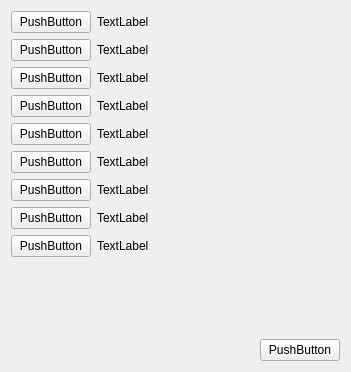
The window that mainwindow.ui (Valeryn4/PRun) describes before a commit, drawn with Qt 5.
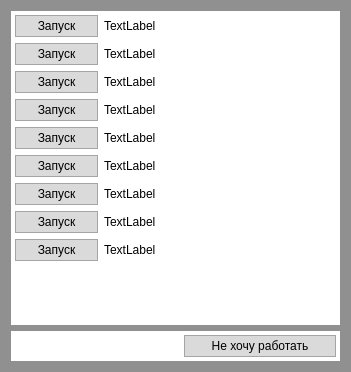
The same window after the commit.

The edit to the form file:
```diff
--- a/mainwindow.ui
+++ b/mainwindow.ui
@@ -13,10 +13,27 @@
   <property name="windowTitle">
    <string>MainWindow</string>
   </property>
+  <property name="styleSheet">
+   <string notr="true">background-color: rgb(144, 144, 144);</string>
+  </property>
   <widget class="QWidget" name="centralWidget">
    <layout class="QGridLayout" name="gridLayout">
     <item row="2" column="0" colspan="2">
+     <widget class="QFrame" name="frame_2">
+      <property name="styleSheet">
+       <string notr="true">background-color: rgb(255, 255, 255); 
+</string>
+      </property>
      <layout class="QHBoxLayout" name="horizontalLayout">
+       <property name="topMargin">
+        <number>4</number>
+       </property>
+       <property name="rightMargin">
+        <number>4</number>
+       </property>
+       <property name="bottomMargin">
+        <number>4</number>
+       </property>
       <item>
        <spacer name="horizontalSpacer">
         <property name="orientation">
@@ -31,20 +48,95 @@
        </spacer>
       </item>
       <item>
-       <widget class="QPushButton" name="pushButton">
+        <widget class="QPushButton" name="pushButton_0">
+         <property name="styleSheet">
+          <string notr="true">
+QPushButton {
+	background-color: rgb(218, 218, 218);
+	border-radius: 0px;
+	border: 1px solid;
+	border-color: rgb(165, 165, 165);
+	padding-top: 3px;
+	padding-bottom: 3px;
+	width: 150px;
+}
+
+QPushButton:hover {
+	
+	background-color: rgb(115, 115, 115);
+	color: rgb(255, 255, 255);
+	border-color: rgb(12, 137, 140);
+
+}
+
+QPushButton:pressed {
+	
+	color: rgb(216, 60, 60);
+	color: rgb(242, 121, 121);
+
+}</string>
+         </property>
         <property name="text">
-         <string>PushButton</string>
+          <string>Не хочу работать</string>
         </property>
        </widget>
       </item>
      </layout>
+     </widget>
     </item>
-    <item row="0" column="0">
+    <item row="0" column="0" colspan="2">
+     <widget class="QFrame" name="frame_1">
+      <property name="styleSheet">
+       <string notr="true">QFrame { 
+	background-color: rgb(255, 255, 255);
+ }
+
+QPushButton {
+	background-color: rgb(218, 218, 218);
+	border-radius: 0px;
+	border: 1px solid;
+	border-color: rgb(165, 165, 165);
+	padding: 3px;
+	width: 75px;
+}
+
+QPushButton:hover {
+	
+	background-color: rgb(115, 115, 115);
+	color: rgb(255, 255, 255);
+	border-color: rgb(12, 137, 140);
+
+}
+
+QPushButton:pressed {
+	
+	color: rgb(216, 60, 60);
+	color: rgb(242, 121, 121);
+
+}
+
+QPushButton:focus {
+
+
+}</string>
+      </property>
+      <property name="lineWidth">
+       <number>0</number>
+      </property>
      <layout class="QGridLayout" name="gridLayout_2">
+       <property name="leftMargin">
+        <number>4</number>
+       </property>
+       <property name="topMargin">
+        <number>4</number>
+       </property>
+       <property name="rightMargin">
+        <number>1</number>
+       </property>
       <item row="8" column="0">
        <widget class="QPushButton" name="pushButton_18">
         <property name="text">
-         <string>PushButton</string>
+          <string>Запуск</string>
         </property>
        </widget>
       </item>
@@ -56,58 +148,61 @@
        </widget>
       </item>
       <item row="2" column="0">
-       <widget class="QPushButton" name="pushButton_5">
+        <widget class="QPushButton" name="pushButton_3">
         <property name="text">
-         <string>PushButton</string>
+          <string>Запуск</string>
         </property>
        </widget>
       </item>
       <item row="3" column="0">
-       <widget class="QPushButton" name="pushButton_6">
-        <property name="text">
-         <string>PushButton</string>
-        </property>
-       </widget>
-      </item>
-      <item row="4" column="0">
-       <widget class="QPushButton" name="pushButton_10">
-        <property name="text">
-         <string>PushButton</string>
-        </property>
-       </widget>
-      </item>
-      <item row="0" column="0">
        <widget class="QPushButton" name="pushButton_4">
         <property name="text">
-         <string>PushButton</string>
+          <string>Запуск</string>
+         </property>
+        </widget>
+       </item>
+       <item row="4" column="0">
+        <widget class="QPushButton" name="pushButton_5">
+         <property name="text">
+          <string>Запуск</string>
+         </property>
+        </widget>
+       </item>
+       <item row="0" column="0">
+        <widget class="QPushButton" name="pushButton_1">
+         <property name="styleSheet">
+          <string notr="true"/>
+         </property>
+         <property name="text">
+          <string>Запуск</string>
         </property>
        </widget>
       </item>
       <item row="6" column="0">
        <widget class="QPushButton" name="pushButton_14">
         <property name="text">
-         <string>PushButton</string>
+          <string>Запуск</string>
         </property>
        </widget>
       </item>
       <item row="7" column="0">
        <widget class="QPushButton" name="pushButton_16">
         <property name="text">
-         <string>PushButton</string>
+          <string>Запуск</string>
         </property>
        </widget>
       </item>
       <item row="5" column="0">
-       <widget class="QPushButton" name="pushButton_12">
+        <widget class="QPushButton" name="pushButton_6">
         <property name="text">
-         <string>PushButton</string>
+          <string>Запуск</string>
         </property>
        </widget>
       </item>
       <item row="1" column="0">
        <widget class="QPushButton" name="pushButton_2">
         <property name="text">
-         <string>PushButton</string>
+          <string>Запуск</string>
         </property>
        </widget>
       </item>
@@ -138,62 +233,63 @@
        </spacer>
       </item>
       <item row="0" column="1">
-       <widget class="QLabel" name="label_3">
+        <widget class="QLabel" name="label_1">
         <property name="text">
          <string>TextLabel</string>
         </property>
        </widget>
       </item>
       <item row="2" column="1">
-       <widget class="QLabel" name="label_4">
+        <widget class="QLabel" name="label_3">
         <property name="text">
          <string>TextLabel</string>
         </property>
        </widget>
       </item>
       <item row="3" column="1">
-       <widget class="QLabel" name="label_5">
+        <widget class="QLabel" name="label_4">
         <property name="text">
          <string>TextLabel</string>
         </property>
        </widget>
       </item>
       <item row="4" column="1">
-       <widget class="QLabel" name="label_6">
+        <widget class="QLabel" name="label_5">
         <property name="text">
          <string>TextLabel</string>
         </property>
        </widget>
       </item>
       <item row="5" column="1">
-       <widget class="QLabel" name="label_7">
+        <widget class="QLabel" name="label_6">
         <property name="text">
          <string>TextLabel</string>
         </property>
        </widget>
       </item>
       <item row="6" column="1">
-       <widget class="QLabel" name="label_8">
+        <widget class="QLabel" name="label_7">
         <property name="text">
          <string>TextLabel</string>
         </property>
        </widget>
       </item>
       <item row="7" column="1">
-       <widget class="QLabel" name="label_9">
+        <widget class="QLabel" name="label_8">
         <property name="text">
          <string>TextLabel</string>
         </property>
        </widget>
       </item>
       <item row="8" column="1">
-       <widget class="QLabel" name="label_10">
+        <widget class="QLabel" name="label_9">
         <property name="text">
          <string>TextLabel</string>
         </property>
        </widget>
       </item>
      </layout>
+     </widget>
     </item>
    </layout>
   </widget>
```
Left out of the diff: 8 changed lines with no effect on the pictures. Lines whose indentation alone changed are shown as unchanged.
